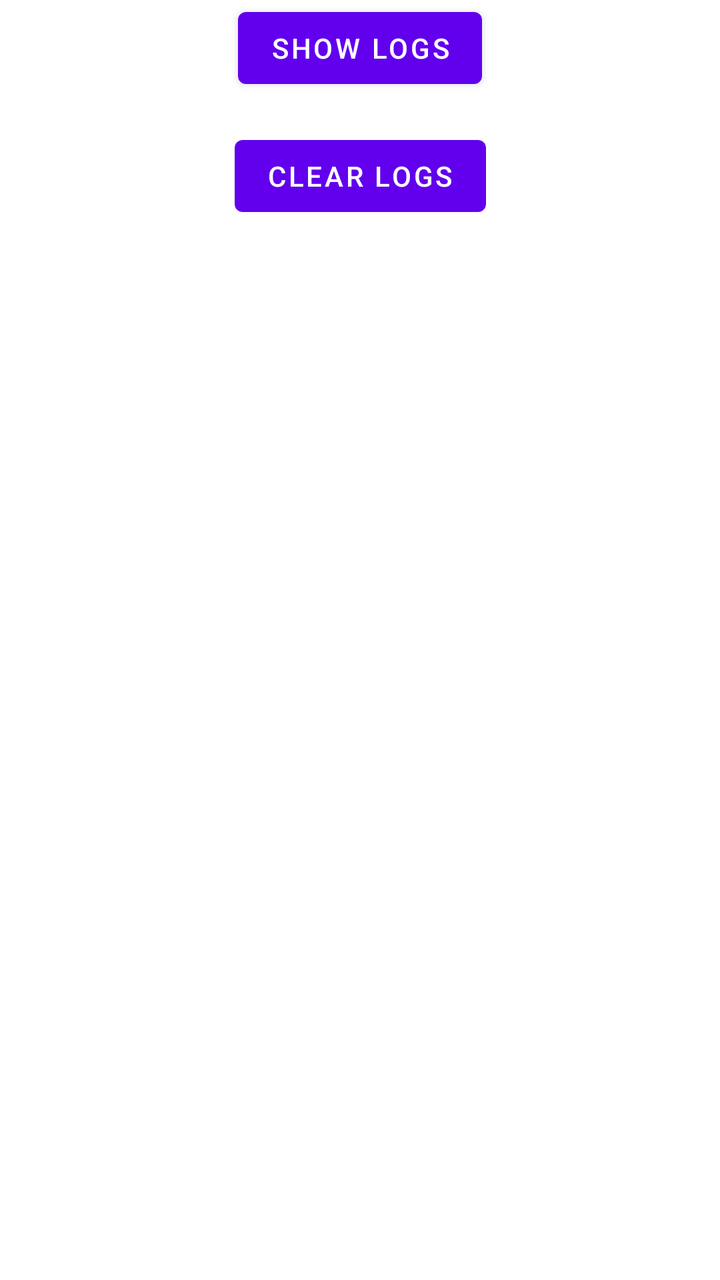
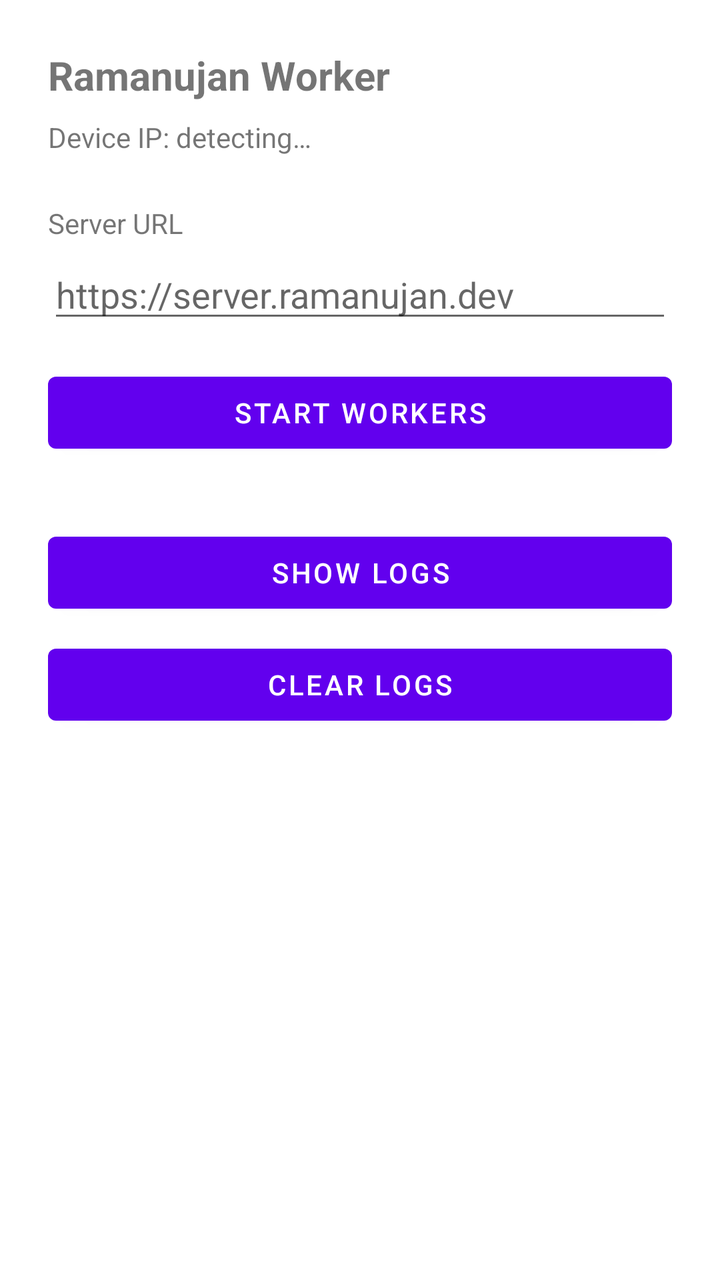

Two renders of the same Android screen: before a commit and after it. Below are the layout's source before the change and the commit's diff.
<!-- AndroidManifest.xml: application theme Theme.Nativetest -->
<!-- res/layout/activity_main.xml -->
<?xml version="1.0" encoding="utf-8"?>
<androidx.constraintlayout.widget.ConstraintLayout xmlns:android="http://schemas.android.com/apk/res/android"
    xmlns:app="http://schemas.android.com/apk/res-auto"
    xmlns:tools="http://schemas.android.com/tools"
    android:layout_width="match_parent"
    android:layout_height="match_parent"
    tools:context=".MainActivity">

    <Button
        android:id="@+id/showLogsButton"
        android:layout_width="wrap_content"
        android:layout_height="wrap_content"
        android:text="Show Logs"
        app:layout_constraintEnd_toEndOf="parent"
        app:layout_constraintStart_toStartOf="parent"
        tools:layout_editor_absoluteY="392dp" />

    <Button
        android:id="@+id/clearLogsButton"
        android:layout_width="wrap_content"
        android:layout_height="wrap_content"
        android:text="Clear Logs"
        app:layout_constraintTop_toBottomOf="@id/showLogsButton"
        app:layout_constraintStart_toStartOf="parent"
        app:layout_constraintEnd_toEndOf="parent"
        android:layout_marginTop="16dp"/>

</androidx.constraintlayout.widget.ConstraintLayout>
<!-- resources referenced by this layout -->
<resources>
  <style name="Theme.Nativetest" parent="Theme.MaterialComponents.DayNight.DarkActionBar">
          
          <item name="colorPrimary">@color/purple_500</item>
          <item name="colorPrimaryVariant">@color/purple_700</item>
          <item name="colorOnPrimary">@color/white</item>
          
          <item name="colorSecondary">@color/teal_200</item>
          <item name="colorSecondaryVariant">@color/teal_700</item>
          <item name="colorOnSecondary">@color/black</item>
          
          <item name="android:statusBarColor">?attr/colorPrimaryVariant</item>
          
      </style>
  <color name="purple_500">#FF6200EE</color>
  <color name="purple_700">#FF3700B3</color>
  <color name="white">#FFFFFFFF</color>
  <color name="teal_200">#FF03DAC5</color>
  <color name="teal_700">#FF018786</color>
  <color name="black">#FF000000</color>
</resources>

<!-- the commit's change to res/layout/activity_main.xml (unified diff, before → after) -->
@@ -1,28 +1,69 @@
 <?xml version="1.0" encoding="utf-8"?>
-<androidx.constraintlayout.widget.ConstraintLayout xmlns:android="http://schemas.android.com/apk/res/android"
+<ScrollView xmlns:android="http://schemas.android.com/apk/res/android"
     xmlns:app="http://schemas.android.com/apk/res-auto"
     xmlns:tools="http://schemas.android.com/tools"
     android:layout_width="match_parent"
     android:layout_height="match_parent"
     tools:context=".MainActivity">
 
-    <Button
-        android:id="@+id/showLogsButton"
-        android:layout_width="wrap_content"
+    <LinearLayout
+        android:layout_width="match_parent"
         android:layout_height="wrap_content"
-        android:text="Show Logs"
-        app:layout_constraintEnd_toEndOf="parent"
-        app:layout_constraintStart_toStartOf="parent"
-        tools:layout_editor_absoluteY="392dp" />
+        android:orientation="vertical"
+        android:padding="24dp">
 
-    <Button
-        android:id="@+id/clearLogsButton"
-        android:layout_width="wrap_content"
-        android:layout_height="wrap_content"
-        android:text="Clear Logs"
-        app:layout_constraintTop_toBottomOf="@id/showLogsButton"
-        app:layout_constraintStart_toStartOf="parent"
-        app:layout_constraintEnd_toEndOf="parent"
-        android:layout_marginTop="16dp"/>
+        <TextView
+            android:layout_width="wrap_content"
+            android:layout_height="wrap_content"
+            android:text="Ramanujan Worker"
+            android:textSize="20sp"
+            android:textStyle="bold"
+            android:layout_marginBottom="8dp"/>
 
-</androidx.constraintlayout.widget.ConstraintLayout>
+        <TextView
+            android:id="@+id/deviceIpText"
+            android:layout_width="match_parent"
+            android:layout_height="wrap_content"
+            android:text="Device IP: detecting…"
+            android:textSize="14sp"
+            android:layout_marginBottom="24dp"/>
+
+        <TextView
+            android:layout_width="wrap_content"
+            android:layout_height="wrap_content"
+            android:text="Server URL"
+            android:textSize="14sp"
+            android:layout_marginBottom="4dp"/>
+
+        <EditText
+            android:id="@+id/serverUrlInput"
+            android:layout_width="match_parent"
+            android:layout_height="wrap_content"
+            android:hint="https://server.ramanujan.dev"
+            android:inputType="textUri"
+            android:singleLine="true"
+            android:layout_marginBottom="16dp"/>
+
+        <Button
+            android:id="@+id/startWorkersButton"
+            android:layout_width="match_parent"
+            android:layout_height="wrap_content"
+            android:text="Start Workers"
+            android:layout_marginBottom="32dp"/>
+
+        <Button
+            android:id="@+id/showLogsButton"
+            android:layout_width="match_parent"
+            android:layout_height="wrap_content"
+            android:text="Show Logs"
+            android:layout_marginBottom="8dp"/>
+
+        <Button
+            android:id="@+id/clearLogsButton"
+            android:layout_width="match_parent"
+            android:layout_height="wrap_content"
+            android:text="Clear Logs"/>
+
+    </LinearLayout>
+
+</ScrollView>
